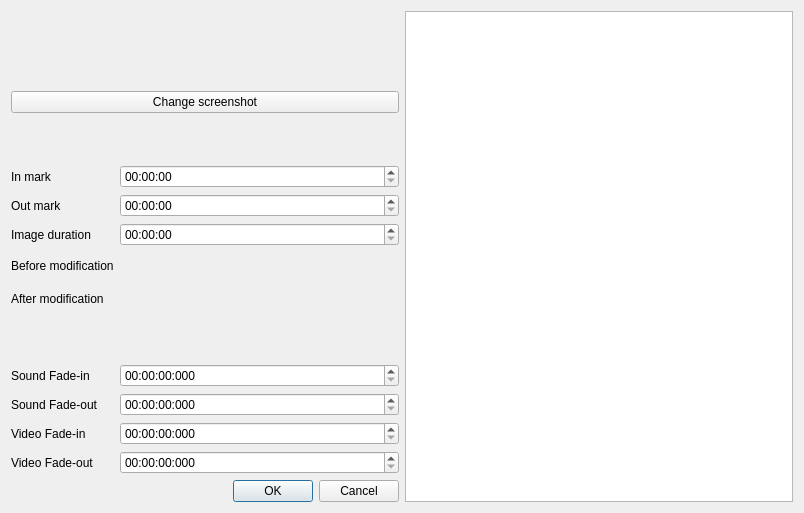
Above: src/advancedsettingswindow.ui from cinemaouvert/OPP before the change. Below: the same form after it.
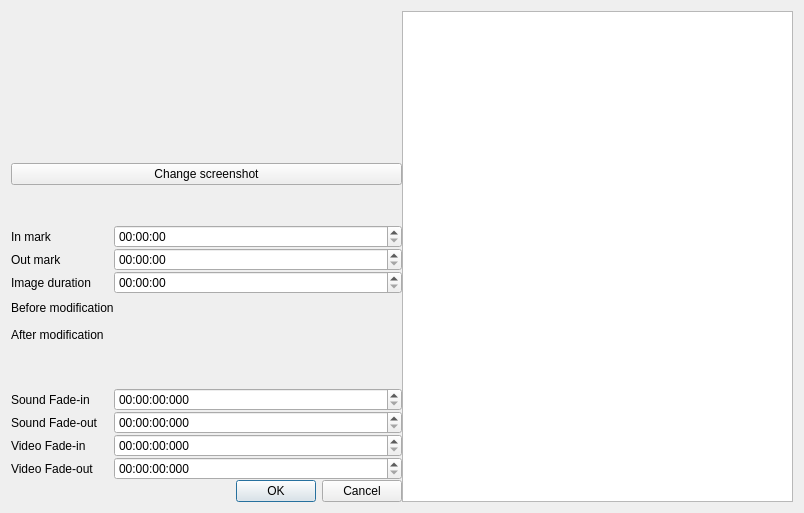
That is the form after the change.

```diff
--- a/src/advancedsettingswindow.ui
+++ b/src/advancedsettingswindow.ui
@@ -19,8 +19,14 @@
   <layout class="QGridLayout" name="gridLayout">
    <item row="0" column="0">
     <layout class="QHBoxLayout" name="horizontalLayout">
+     <property name="spacing">
+      <number>0</number>
+     </property>
      <item>
       <layout class="QVBoxLayout" name="verticalLayout">
+       <property name="spacing">
+        <number>0</number>
+       </property>
        <item>
         <spacer name="verticalSpacer_2">
          <property name="orientation">
@@ -271,6 +277,9 @@
      </item>
      <item>
       <layout class="QVBoxLayout" name="verticalLayout_2">
+       <property name="spacing">
+        <number>0</number>
+       </property>
        <item>
         <widget class="QTableWidget" name="tableWidget_information">
          <property name="editTriggers">
```
Left out of the diff: 6 changed lines with no effect on the pictures.
